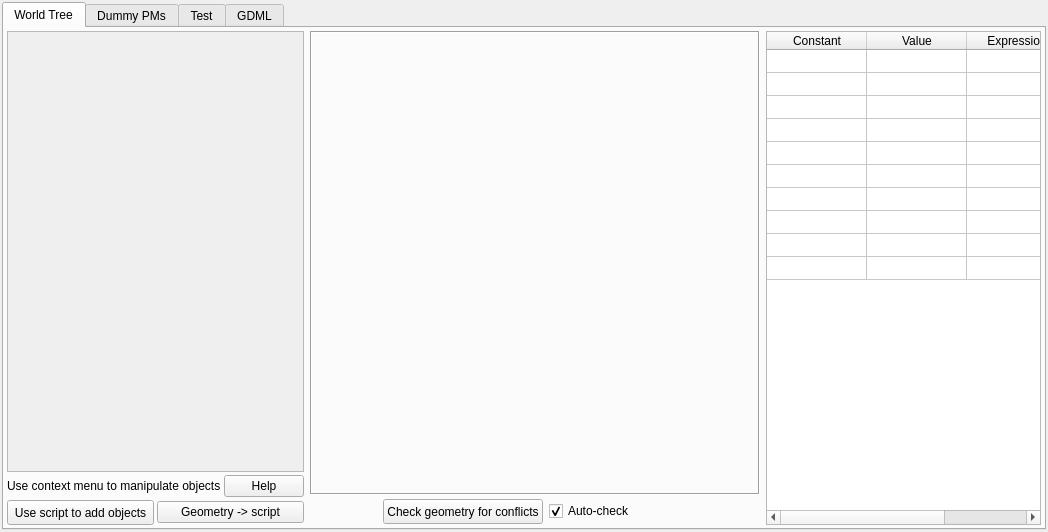
Qt form src/gui/detectoraddonswindow.ui (andrmor/ANTS2) before a commit.
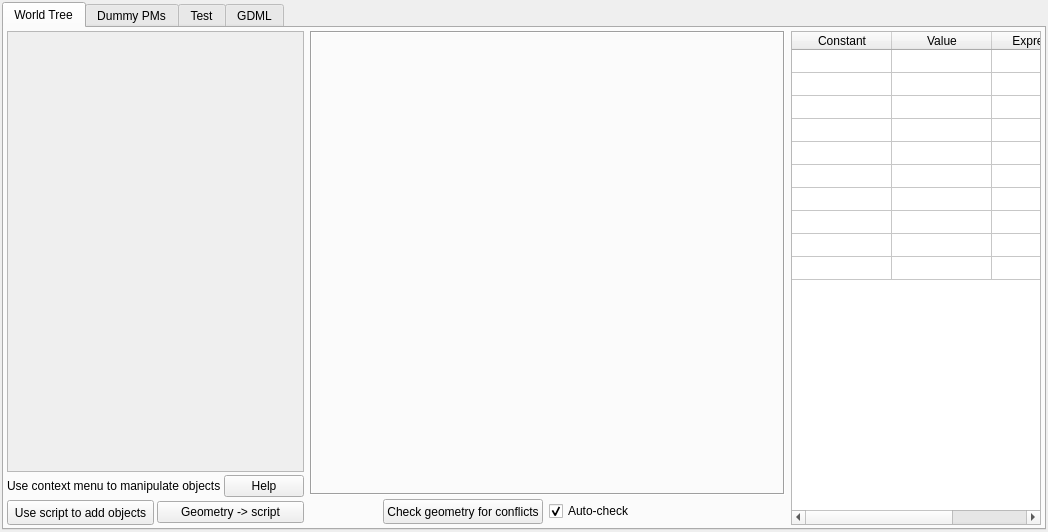
The same form after that commit.

```diff
--- a/src/gui/detectoraddonswindow.ui
+++ b/src/gui/detectoraddonswindow.ui
@@ -151,13 +151,13 @@
            <widget class="QFrame" name="frObjectEditor">
             <property name="minimumSize">
              <size>
-              <width>450</width>
+              <width>475</width>
               <height>344</height>
              </size>
             </property>
             <property name="maximumSize">
              <size>
-              <width>450</width>
+              <width>475</width>
               <height>17700</height>
              </size>
             </property>
```
Left out of the diff: 2 changed lines with no effect on the pictures.
